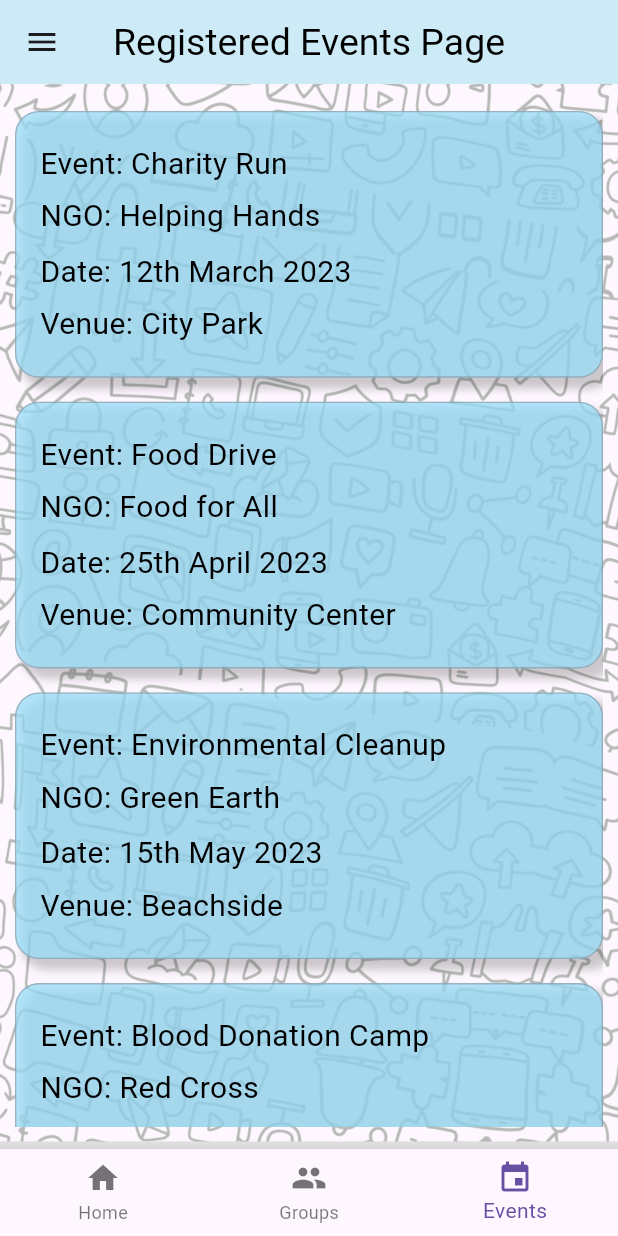
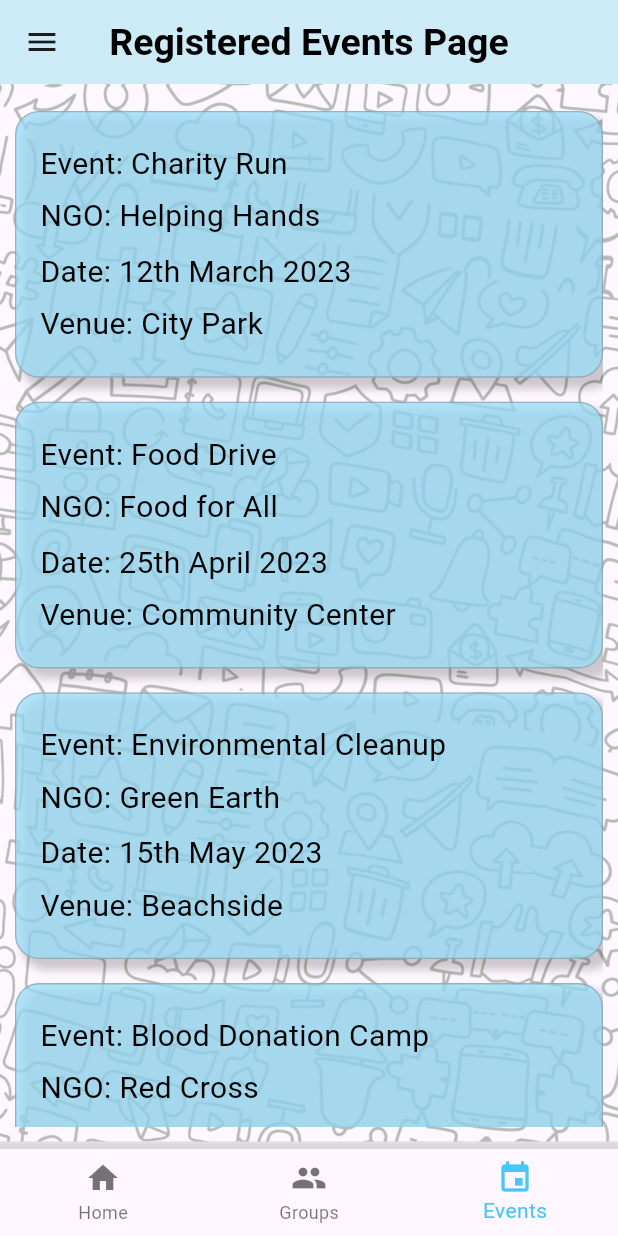
Before and after one commit to Asmitbv21/bharatsocials, a Flutter app: the screen it shows after launch, swiped to page 3, on a phone screen of 412 x 824 dp. Run offline on Flutter 3.47's test engine with Material 3 defaults, Android fonts, the phone set to English and light mode, and no system bars; network calls fail.

Commit message:
Title modification

```diff
--- a/lib/main.dart
+++ b/lib/main.dart
@@ -40,7 +40,7 @@
   ];
 
   final List<String> _titles = [
-    'Socials',
+    'SOCIALS',
     'NGO Broadcast Page',
     'Registered Events Page',
   ];
@@ -54,7 +54,7 @@
     return Scaffold(
       appBar: AppBar(
         title: Text(_titles[_currentIndex]),
-        titleTextStyle: TextStyle(color: Colors.black, fontSize: 25.0),
+        titleTextStyle: TextStyle(color: Colors.black, fontSize: 25.0,fontWeight: FontWeight.bold),
         backgroundColor: Color(0xFFCDEBF7),
         centerTitle: true,
 
@@ -90,6 +90,8 @@
             BottomNavigationBar(
               onTap: onTabTapped,
               currentIndex: _currentIndex,
+
+              selectedItemColor: Color.fromARGB(255, 71, 198, 248),
               items: [
                 BottomNavigationBarItem(
                   icon: Icon(Icons.home),
```
